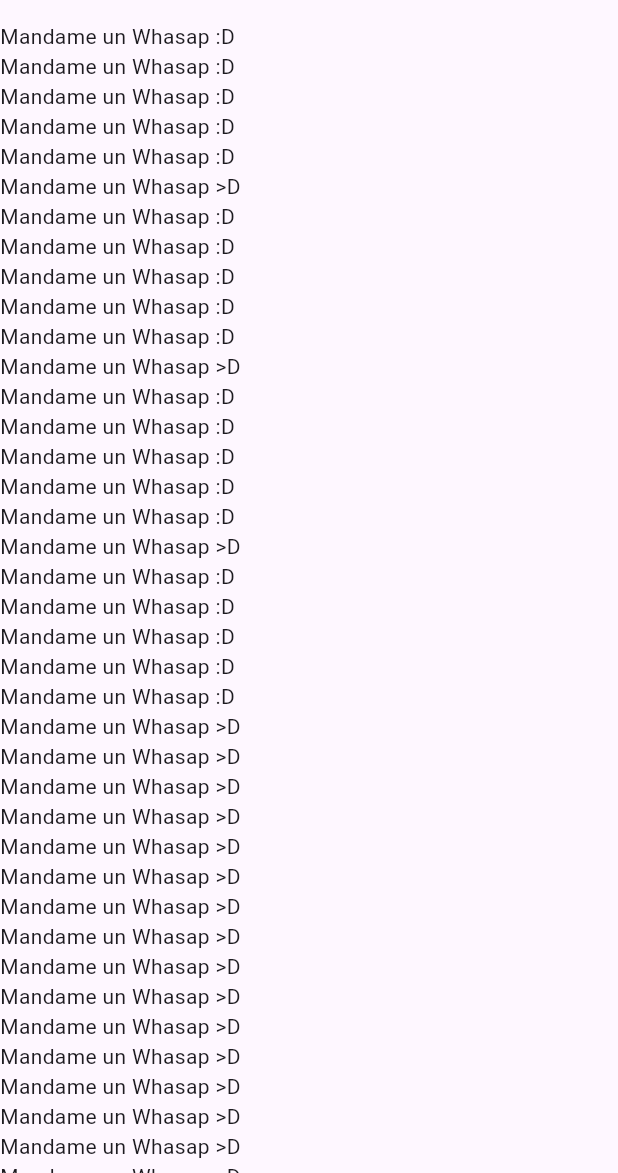
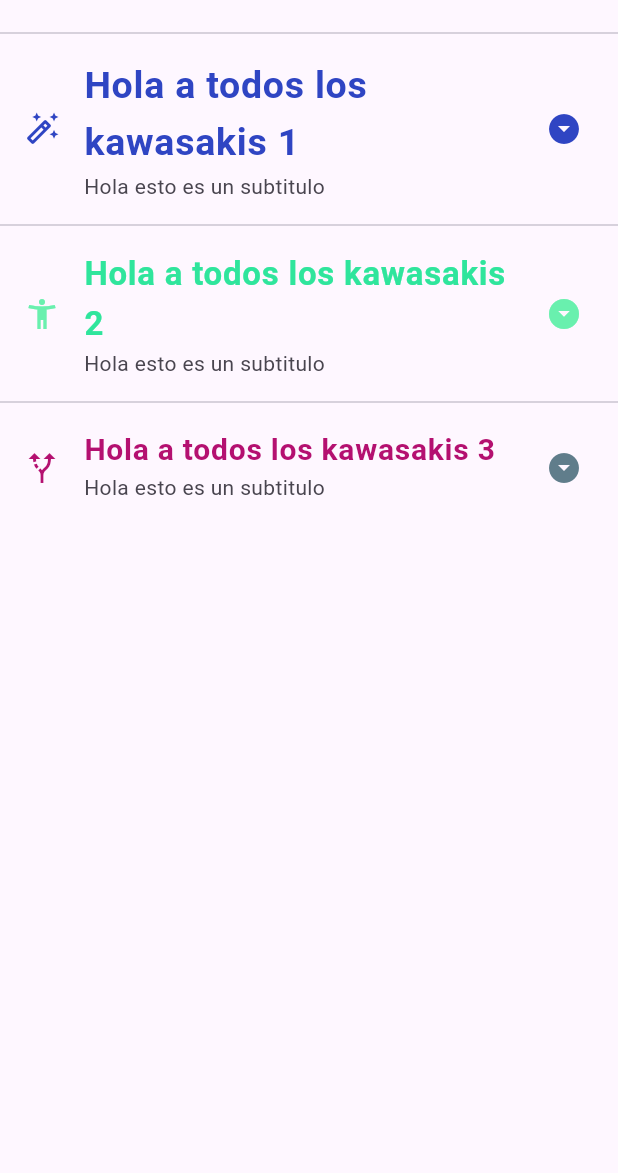
Before and after one commit to SantiagoAHS/componentes_flutter, a Flutter app: the screen it shows after launch, on a phone screen of 412 x 824 dp, the part 63-1236 px from its top. Run offline on Flutter 3.47's test engine with Material 3 defaults, Android fonts, the phone set to English and light mode, and no system bars.

Commit message:
05 Adding ListTile to the ListView

```diff
--- a/lib/home_screen.dart
+++ b/lib/home_screen.dart
@@ -12,83 +12,30 @@
       ),
         body: ListView(
           children: const [
-            Text('Mandame un Whasap :D'),
-            Text('Mandame un Whasap :D'),
-            Text('Mandame un Whasap :D'),
-            Text('Mandame un Whasap :D'),
-            Text('Mandame un Whasap :D'),
-            Text('Mandame un Whasap >D'),
-            Text('Mandame un Whasap :D'),
-            Text('Mandame un Whasap :D'),
-            Text('Mandame un Whasap :D'),
-            Text('Mandame un Whasap :D'),
-            Text('Mandame un Whasap :D'),
-            Text('Mandame un Whasap >D'),
-            Text('Mandame un Whasap :D'),
-            Text('Mandame un Whasap :D'),
-            Text('Mandame un Whasap :D'),
-            Text('Mandame un Whasap :D'),
-            Text('Mandame un Whasap :D'),
-            Text('Mandame un Whasap >D'),
-            Text('Mandame un Whasap :D'),
-            Text('Mandame un Whasap :D'),
-            Text('Mandame un Whasap :D'),
-            Text('Mandame un Whasap :D'),
-            Text('Mandame un Whasap :D'),
-            Text('Mandame un Whasap >D'),
-            Text('Mandame un Whasap >D'),
-            Text('Mandame un Whasap >D'),
-            Text('Mandame un Whasap >D'),
-            Text('Mandame un Whasap >D'),
-            Text('Mandame un Whasap >D'),
-            Text('Mandame un Whasap >D'),
-            Text('Mandame un Whasap >D'),
-            Text('Mandame un Whasap >D'),
-            Text('Mandame un Whasap >D'),
-            Text('Mandame un Whasap >D'),
-            Text('Mandame un Whasap >D'),
-            Text('Mandame un Whasap >D'),
-            Text('Mandame un Whasap >D'),
-            Text('Mandame un Whasap >D'),
-            Text('Mandame un Whasap >D'),
-            Text('Mandame un Whasap >D'),
-            Text('Mandame un Whasap >D'),
-            Text('Mandame un Whasap >D'),
-            Text('Mandame un Whasap >D'),
-            Text('Mandame un Whasap >D'),
-            Text('Mandame un Whasap >D'),
-            Text('Mandame un Whasap >D'),
-            Text('Mandame un Whasap >D'),
-            Text('Mandame un Whasap >D'),
-            Text('Mandame un Whasap >D'),
-            Text('Mandame un Whasap >D'),
-            Text('Mandame un Whasap >D'),
-            Text('Mandame un Whasap >D'),
-            Text('Mandame un Whasap >D'),
-            Text('Mandame un Whasap >D'),
-            Text('Mandame un Whasap >D'),
-            Text('Mandame un Whasap >D'),
-            Text('Mandame un Whasap >D'),
-            Text('Mandame un Whasap >D'),
-            Text('Mandame un Whasap >D'),
-            Text('Mandame un Whasap >D'),
-            Text('Mandame un Whasap >D'),
-            Text('Mandame un Whasap >D'),
-            Text('Mandame un Whasap >D'),
-            Text('Mandame un Whasap >D'),
-            Text('Mandame un Whasap >D'),
-            Text('Mandame un Whasap >D'),
-            Text('Mandame un Whasap >D'),
-            Text('Mandame un Whasap >D'),
-            Text('Mandame un Whasap >D'),
-            Text('Mandame un Whasap >D'),
-            Text('Mandame un Whasap >D'),
-            Text('Mandame un Whasap >D'),
-            Text('Mandame un Whasap >D'),
-            Text('Mandame un Whasap >D'),
-            Text('Mandame un Whasap >D'),
-            Text('Mandame un Whasap >D'),
-            Text('Mandame un Whasap >D'),
+            Divider(),
+            ListTile(
+              leading: Icon(Icons.auto_fix_high_outlined, color: Color.fromARGB(255, 47, 69, 195),),
+              title:Text('Hola a todos los kawasakis 1',
+              style: TextStyle(color: Color.fromARGB(255, 47, 69, 195), fontWeight: FontWeight.bold, fontSize: 25.0),),
+              subtitle: Text('Hola esto es un subtitulo'),
+              trailing:Icon(Icons.arrow_drop_down_circle, color: Color.fromARGB(255, 47, 69, 195)),
+            ),
+            Divider(),
+            ListTile(
+              leading: Icon(Icons.accessibility_new, color: Colors.greenAccent,),
+              title:Text('Hola a todos los kawasakis 2',
+              style: TextStyle(color: Color.fromARGB(255, 47, 229, 156), fontWeight: FontWeight.bold, fontSize: 22.0),),
+              subtitle: Text('Hola esto es un subtitulo'),
+              trailing:Icon(Icons.arrow_drop_down_circle, color: Colors.greenAccent),
+            ),
+            Divider(),
+            ListTile(
+              leading: Icon(Icons.alt_route, color: Color.fromARGB(255, 180,16 , 112),),
+              title:Text('Hola a todos los kawasakis 3',
+              style: TextStyle(color: Color.fromARGB(255, 180, 16, 112), fontWeight: FontWeight.bold, fontSize: 20.0),),
+              subtitle: Text('Hola esto es un subtitulo'),
+              trailing:Icon(Icons.arrow_drop_down_circle,color: Colors.blueGrey, ),
+            ),
           ],
         )
       );
```
